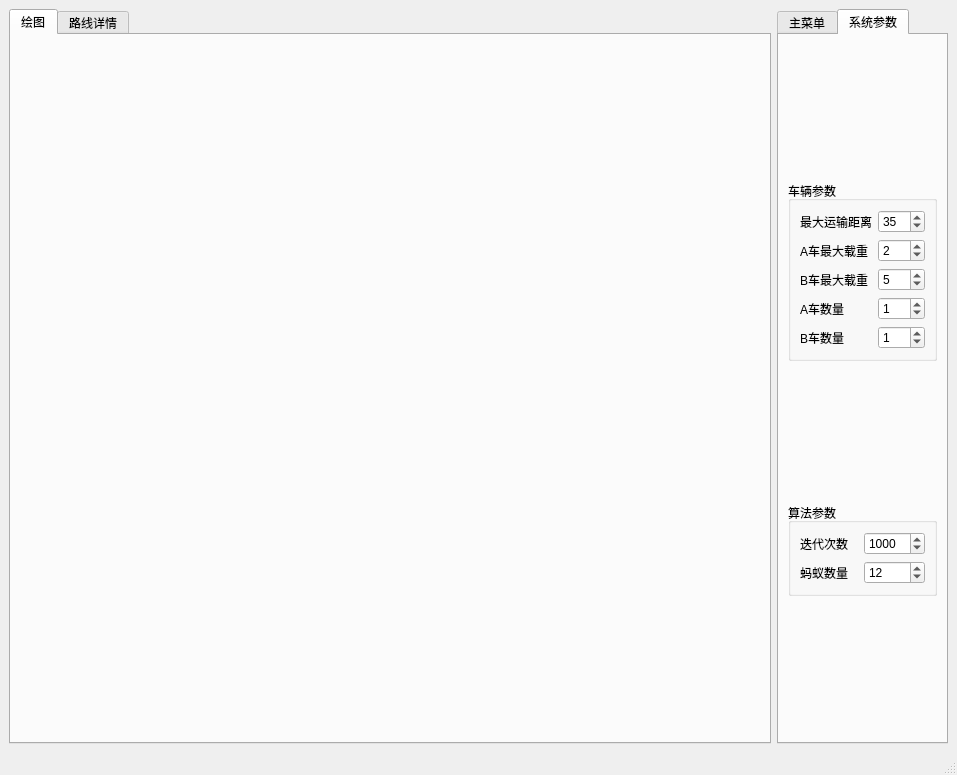
Old version of the form src/mainwindow.ui in the repository Tao1998/VRP.
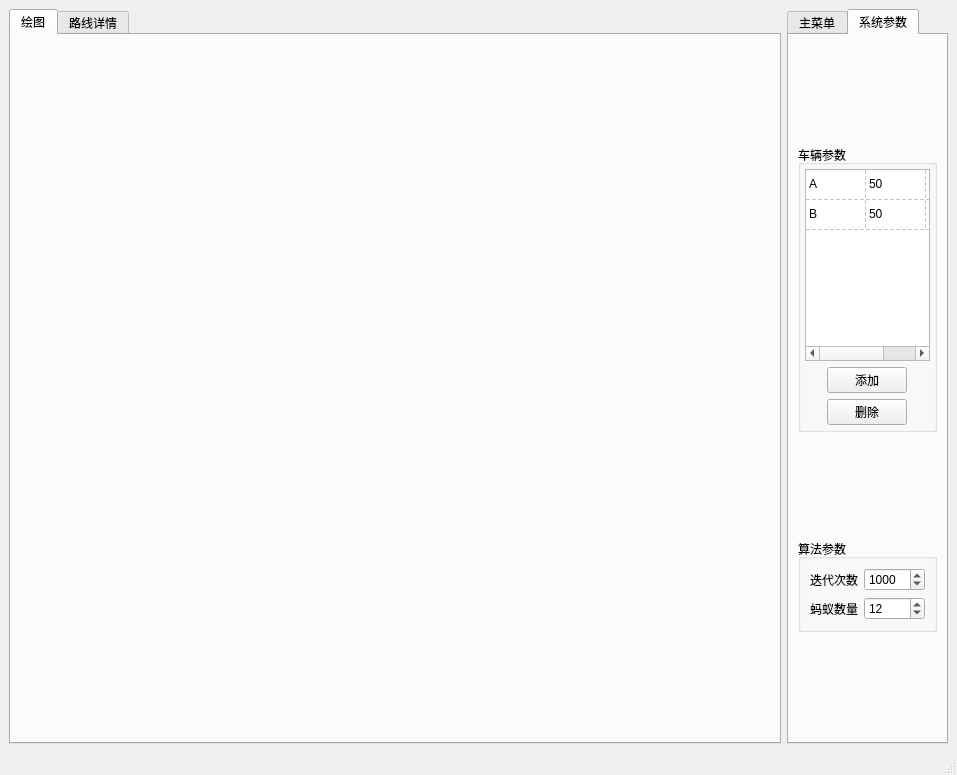
New version of the form. The open tabs and pages were chosen to show the change. Icons and pictures are not drawn.

```diff
--- a/src/mainwindow.ui
+++ b/src/mainwindow.ui
@@ -543,106 +543,150 @@
         </item>
         <item>
          <widget class="QGroupBox" name="groupBox_2">
+          <property name="sizePolicy">
+           <sizepolicy hsizetype="Preferred" vsizetype="Preferred">
+            <horstretch>0</horstretch>
+            <verstretch>0</verstretch>
+           </sizepolicy>
+          </property>
           <property name="title">
            <string>车辆参数</string>
           </property>
-          <layout class="QGridLayout" name="gridLayout_3">
-           <item row="1" column="0">
-            <widget class="QLabel" name="label_3">
-             <property name="text">
-              <string>A车最大载重</string>
+          <layout class="QVBoxLayout" name="verticalLayout">
+           <property name="leftMargin">
+            <number>4</number>
+           </property>
+           <property name="topMargin">
+            <number>4</number>
+           </property>
+           <property name="rightMargin">
+            <number>4</number>
+           </property>
+           <property name="bottomMargin">
+            <number>4</number>
+           </property>
+           <item>
+            <widget class="QTableWidget" name="tableWidget_2">
+             <property name="sizePolicy">
+              <sizepolicy hsizetype="Ignored" vsizetype="Expanding">
+               <horstretch>0</horstretch>
+               <verstretch>0</verstretch>
+              </sizepolicy>
              </property>
-            </widget>
-           </item>
-           <item row="2" column="0">
-            <widget class="QLabel" name="label_4">
-             <property name="text">
-              <string>B车最大载重</string>
+             <property name="gridStyle">
+              <enum>Qt::DashLine</enum>
              </property>
-            </widget>
-           </item>
-           <item row="3" column="0">
-            <widget class="QLabel" name="label">
-             <property name="text">
-              <string>A车数量</string>
+             <property name="sortingEnabled">
+              <bool>false</bool>
              </property>
+             <attribute name="horizontalHeaderVisible">
+              <bool>false</bool>
+             </attribute>
+             <attribute name="horizontalHeaderDefaultSectionSize">
+              <number>60</number>
+             </attribute>
+             <attribute name="verticalHeaderVisible">
+              <bool>false</bool>
+             </attribute>
+             <row>
+              <property name="text">
+               <string>新建行</string>
+              </property>
+             </row>
+             <row>
+              <property name="text">
+               <string>新建行</string>
+              </property>
+             </row>
+             <column>
+              <property name="text">
+               <string>车型</string>
+              </property>
+              <property name="textAlignment">
+               <set>AlignCenter</set>
+              </property>
+             </column>
+             <column>
+              <property name="text">
+               <string>最大里程</string>
+              </property>
+              <property name="textAlignment">
+               <set>AlignCenter</set>
+              </property>
+             </column>
+             <column>
+              <property name="text">
+               <string>载重</string>
+              </property>
+              <property name="textAlignment">
+               <set>AlignCenter</set>
+              </property>
+             </column>
+             <item row="0" column="0">
+              <property name="text">
+               <string>A</string>
+              </property>
+             </item>
+             <item row="0" column="1">
+              <property name="text">
+               <string>50</string>
+              </property>
+             </item>
+             <item row="0" column="2">
+              <property name="text">
+               <string>5</string>
+              </property>
+             </item>
+             <item row="1" column="0">
+              <property name="text">
+               <string>B</string>
+              </property>
+             </item>
+             <item row="1" column="1">
+              <property name="text">
+               <string>50</string>
+              </property>
+             </item>
+             <item row="1" column="2">
+              <property name="text">
+               <string>8</string>
+              </property>
+             </item>
             </widget>
            </item>
-           <item row="3" column="1">
-            <widget class="QSpinBox" name="spinBox_NumberOfA">
-             <property name="value">
-              <number>1</number>
-             </property>
-            </widget>
+           <item>
+            <layout class="QHBoxLayout" name="horizontalLayout_25">
+             <item>
+              <widget class="QPushButton" name="pushButton_AddTableData">
+               <property name="sizePolicy">
+                <sizepolicy hsizetype="Fixed" vsizetype="Fixed">
+                 <horstretch>0</horstretch>
+                 <verstretch>0</verstretch>
+                </sizepolicy>
+               </property>
+               <property name="text">
+                <string>添加</string>
+               </property>
+              </widget>
+             </item>
+            </layout>
            </item>
-           <item row="0" column="0">
-            <widget class="QLabel" name="label_10">
-             <property name="text">
-              <string>最大运输距离</string>
-             </property>
-            </widget>
-           </item>
-           <item row="2" column="1">
-            <widget class="QSpinBox" name="spinBox_maxBWeight">
-             <property name="minimum">
-              <number>0</number>
-             </property>
-             <property name="maximum">
-              <number>200</number>
-             </property>
-             <property name="singleStep">
-              <number>1</number>
-             </property>
-             <property name="value">
-              <number>5</number>
-             </property>
-            </widget>
-           </item>
-           <item row="1" column="1">
-            <widget class="QSpinBox" name="spinBox_maxAWeight">
-             <property name="minimum">
-              <number>0</number>
-             </property>
-             <property name="maximum">
-              <number>200</number>
-             </property>
-             <property name="singleStep">
-              <number>1</number>
-             </property>
-             <property name="value">
-              <number>2</number>
-             </property>
-            </widget>
-           </item>
-           <item row="0" column="1">
-            <widget class="QSpinBox" name="spinBox_maxDist">
-             <property name="minimum">
-              <number>20</number>
-             </property>
-             <property name="maximum">
-              <number>200</number>
-             </property>
-             <property name="singleStep">
-              <number>1</number>
-             </property>
-             <property name="value">
-              <number>35</number>
-             </property>
-            </widget>
-           </item>
-           <item row="4" column="0">
-            <widget class="QLabel" name="label_2">
-             <property name="text">
-              <string>B车数量</string>
-             </property>
-            </widget>
-           </item>
-           <item row="4" column="1">
-            <widget class="QSpinBox" name="spinBox_NumberOfB">
-             <property name="value">
-              <number>1</number>
-             </property>
-            </widget>
+           <item>
+            <layout class="QHBoxLayout" name="horizontalLayout_26">
+             <item>
+              <widget class="QPushButton" name="pushButton_DeleteTableData">
+               <property name="sizePolicy">
+                <sizepolicy hsizetype="Fixed" vsizetype="Fixed">
+                 <horstretch>0</horstretch>
+                 <verstretch>0</verstretch>
+                </sizepolicy>
+               </property>
+               <property name="text">
+                <string>删除</string>
+               </property>
+              </widget>
+             </item>
+            </layout>
            </item>
           </layout>
          </widget>
```
Left out of the diff: 2 changed lines with no effect on the pictures.
